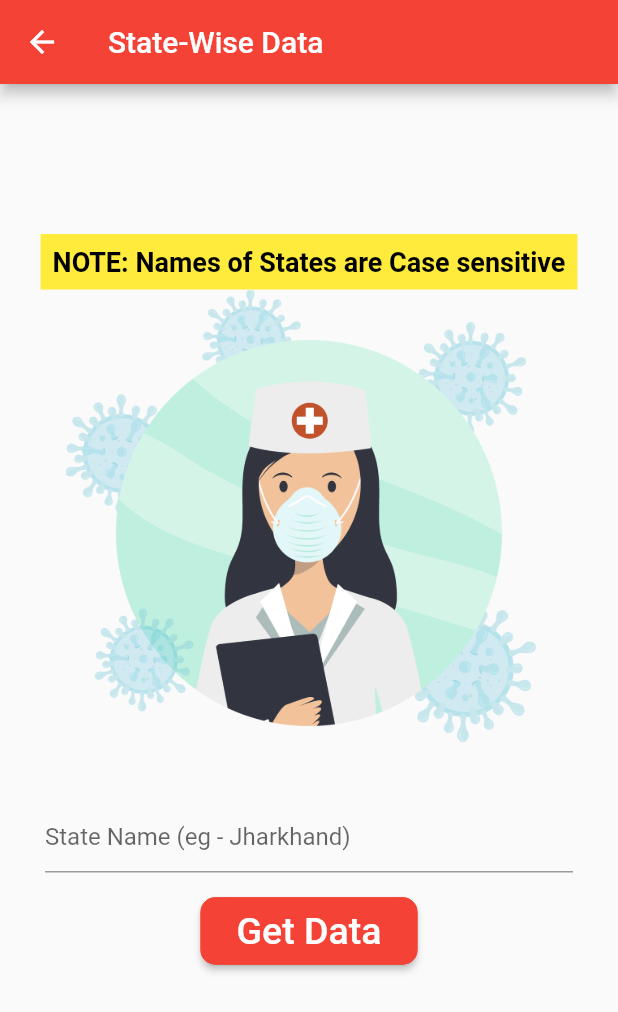
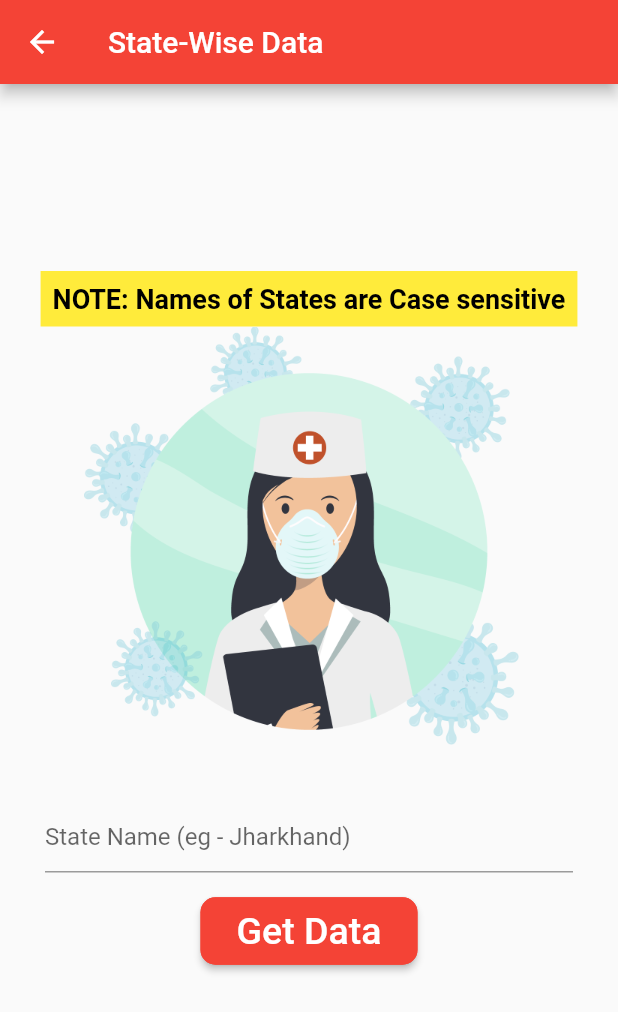
Before and after one commit to sachin161kr/Covi-Help, a Flutter app: the screen it shows after launch, in the side drawer, after a tap on "State-Wise Data", on a phone screen of 412 x 824 dp. Shown: the top 1012 px of the screen. Run offline on Flutter 3.47's test engine with Material 2 defaults, Android fonts, the light colour scheme and no system bars.

Commit message:
layout changes

```diff
--- a/lib/certificate.dart
+++ b/lib/certificate.dart
@@ -24,7 +24,7 @@ class _CertificateState extends State<Certificate> {
         child: Column(
           children: [
             SizedBox(
-              height: 100,
+              height: MediaQuery.of(context).size.height / 3 - 150,
             ),
             Container(
               color: Colors.yellow,
@@ -39,7 +39,8 @@ class _CertificateState extends State<Certificate> {
               ),
             ),
             Container(
-              height: MediaQuery.of(context).size.height / 3 + 50,
+              height: 300,
+              width: 300,
               child: Image.asset(
                 'assets/images/nurse1.png',
                 //height: double.infinity,
--- a/lib/main.dart
+++ b/lib/main.dart
@@ -34,9 +34,13 @@ class _MyAppState extends State<MyApp> {
           key: _formKey,
           child: Column(
             children: [
+              SizedBox(
+                height: MediaQuery.of(context).size.height / 3 - 180,
+              ),
               Container(
-                padding: EdgeInsets.only(top: 55, bottom: 0),
-                height: MediaQuery.of(context).size.height / 5 - 100,
+                padding: EdgeInsets.only(top: 20, bottom: 0),
+                //height: MediaQuery.of(context).size.height / 5 - 100,
+                height: 50,
                 child: Text(
                   '#LET\'S GET VACCINATED',
                   style: TextStyle(
@@ -46,13 +50,14 @@ class _MyAppState extends State<MyApp> {
                 ),
               ),
               Container(
-                height: MediaQuery.of(context).size.height / 3 + 100,
-                width: 400,
+                height: 280,
+                width: 350,
                 child: Image.asset('assets/images/vaccination.png'),
               ),
               Padding(
-                padding: const EdgeInsets.only(top: 16, left: 30, right: 30),
+                padding: const EdgeInsets.only(top: 8, left: 30, right: 30),
                 child: TextFormField(
+                  keyboardType: TextInputType.number,
                   validator: (value) {
                     if (value.isEmpty) {
                       return 'This Field is Mandatory';
@@ -117,7 +122,7 @@ class _MyAppState extends State<MyApp> {
                         ),
                       ),
                     )),
-              )
+              ),
             ],
           ),
         ),
```
Also changed, not shown: lib/statedata.dart (+15 -8 lines).
